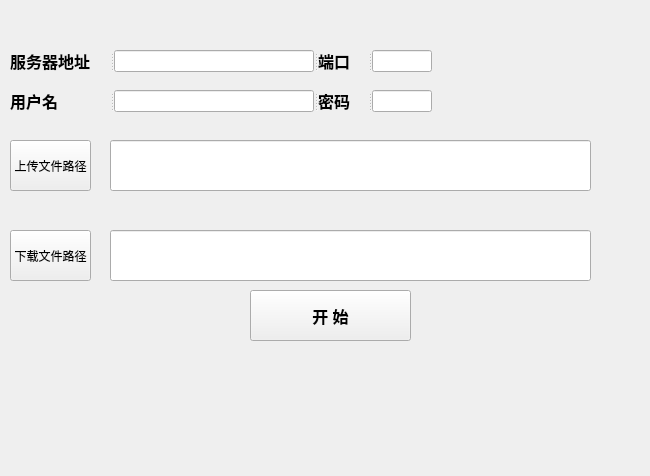
Old version of the form code/ftp/FtpWindow.ui in the repository weilaidb/pyqt5.
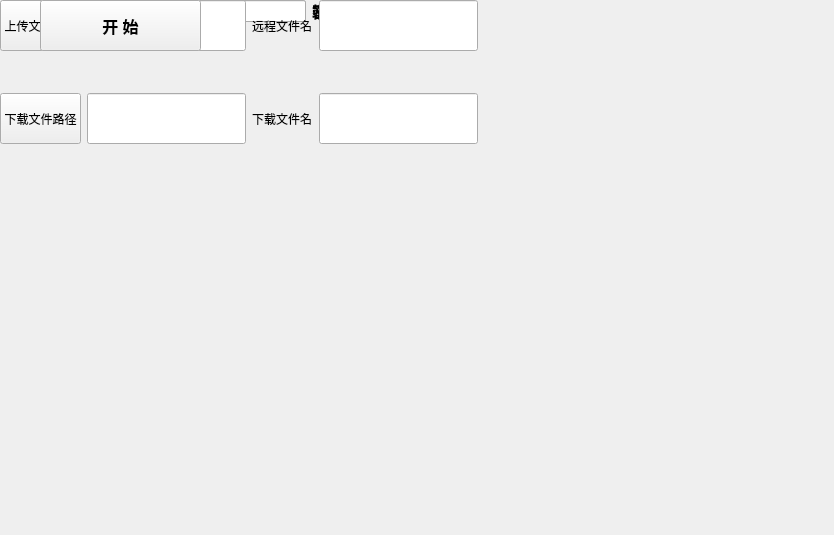
New version of the form.

Commit message: ftp上传数据包

What changed in the file:
```diff
--- a/code/ftp/FtpWindow.ui
+++ b/code/ftp/FtpWindow.ui
@@ -6,25 +6,16 @@
    <rect>
     <x>0</x>
     <y>0</y>
-    <width>650</width>
-    <height>476</height>
+    <width>834</width>
+    <height>535</height>
    </rect>
   </property>
   <property name="windowTitle">
    <string>ftp工具</string>
   </property>
-  <widget class="QSplitter" name="splitter">
-   <property name="geometry">
-    <rect>
-     <x>10</x>
-     <y>50</y>
-     <width>425</width>
-     <height>22</height>
-    </rect>
-   </property>
-   <property name="orientation">
-    <enum>Qt::Horizontal</enum>
-   </property>
+  <widget class="QWidget" name="">
+   <layout class="QHBoxLayout" name="horizontalLayout">
+    <item>
    <widget class="QLabel" name="label">
     <property name="sizePolicy">
      <sizepolicy hsizetype="Fixed" vsizetype="Fixed">
@@ -32,10 +23,16 @@
       <verstretch>0</verstretch>
      </sizepolicy>
     </property>
+      <property name="minimumSize">
+       <size>
+        <width>100</width>
+        <height>22</height>
+       </size>
+      </property>
     <property name="maximumSize">
      <size>
       <width>100</width>
-      <height>16777215</height>
+        <height>22</height>
      </size>
     </property>
     <property name="font">
@@ -53,6 +50,8 @@
      <bool>true</bool>
     </property>
    </widget>
+    </item>
+    <item>
    <widget class="QLineEdit" name="lineEdit_ip">
     <property name="sizePolicy">
      <sizepolicy hsizetype="Fixed" vsizetype="Fixed">
@@ -60,10 +59,16 @@
       <verstretch>0</verstretch>
      </sizepolicy>
     </property>
+      <property name="minimumSize">
+       <size>
+        <width>200</width>
+        <height>22</height>
+       </size>
+      </property>
     <property name="maximumSize">
      <size>
       <width>200</width>
-      <height>16777215</height>
+        <height>22</height>
      </size>
     </property>
     <property name="font">
@@ -75,6 +80,8 @@
      </font>
     </property>
    </widget>
+    </item>
+    <item>
    <widget class="QLabel" name="label_2">
     <property name="sizePolicy">
      <sizepolicy hsizetype="Fixed" vsizetype="Fixed">
@@ -82,10 +89,16 @@
       <verstretch>0</verstretch>
      </sizepolicy>
     </property>
+      <property name="minimumSize">
+       <size>
+        <width>50</width>
+        <height>22</height>
+       </size>
+      </property>
     <property name="maximumSize">
      <size>
       <width>50</width>
-      <height>16777215</height>
+        <height>22</height>
      </size>
     </property>
     <property name="font">
@@ -103,6 +116,8 @@
      <bool>true</bool>
     </property>
    </widget>
+    </item>
+    <item>
    <widget class="QLineEdit" name="lineEdit_port">
     <property name="sizePolicy">
      <sizepolicy hsizetype="Fixed" vsizetype="Fixed">
@@ -110,79 +125,16 @@
       <verstretch>0</verstretch>
      </sizepolicy>
     </property>
-    <property name="maximumSize">
+      <property name="minimumSize">
      <size>
       <width>60</width>
-      <height>16777215</height>
-     </size>
-    </property>
-    <property name="font">
-     <font>
-      <family>Aharoni</family>
-      <pointsize>12</pointsize>
-      <weight>75</weight>
-      <bold>true</bold>
-     </font>
-    </property>
-   </widget>
-  </widget>
-  <widget class="QPushButton" name="pushButton_upfile">
-   <property name="geometry">
-    <rect>
-     <x>10</x>
-     <y>140</y>
-     <width>81</width>
-     <height>51</height>
-    </rect>
-   </property>
-   <property name="sizePolicy">
-    <sizepolicy hsizetype="Preferred" vsizetype="Preferred">
-     <horstretch>0</horstretch>
-     <verstretch>0</verstretch>
-    </sizepolicy>
-   </property>
-   <property name="text">
-    <string>上传文件路径</string>
-   </property>
-  </widget>
-  <widget class="QPushButton" name="pushButton_dowfile">
-   <property name="geometry">
-    <rect>
-     <x>10</x>
-     <y>230</y>
-     <width>81</width>
-     <height>51</height>
-    </rect>
-   </property>
-   <property name="sizePolicy">
-    <sizepolicy hsizetype="Preferred" vsizetype="Preferred">
-     <horstretch>0</horstretch>
-     <verstretch>0</verstretch>
-    </sizepolicy>
-   </property>
-   <property name="text">
-    <string>下载文件路径</string>
-   </property>
-  </widget>
-  <widget class="QLineEdit" name="lineEdit_downfilepath">
-   <property name="geometry">
-    <rect>
-     <x>110</x>
-     <y>230</y>
-     <width>481</width>
-     <height>51</height>
-    </rect>
-   </property>
-   <property name="sizePolicy">
-    <sizepolicy hsizetype="Preferred" vsizetype="Preferred">
-     <horstretch>0</horstretch>
-     <verstretch>0</verstretch>
-    </sizepolicy>
-   </property>
+        <height>22</height>
+       </size>
+      </property>
    <property name="maximumSize">
     <size>
-     <width>16777215</width>
-     <height>16777215</height>
+        <width>60</width>
+        <height>22</height>
     </size>
    </property>
    <property name="font">
@@ -194,88 +146,25 @@
     </font>
    </property>
   </widget>
-  <widget class="QLabel" name="label_result">
-   <property name="geometry">
-    <rect>
-     <x>40</x>
-     <y>360</y>
-     <width>521</width>
-     <height>101</height>
-    </rect>
-   </property>
-   <property name="text">
-    <string/>
-   </property>
-  </widget>
-  <widget class="QLineEdit" name="lineEdit_upfilepath">
-   <property name="geometry">
-    <rect>
-     <x>110</x>
-     <y>140</y>
-     <width>481</width>
-     <height>51</height>
-    </rect>
-   </property>
-   <property name="sizePolicy">
-    <sizepolicy hsizetype="Preferred" vsizetype="Preferred">
-     <horstretch>0</horstretch>
-     <verstretch>0</verstretch>
-    </sizepolicy>
-   </property>
-   <property name="maximumSize">
-    <size>
-     <width>16777215</width>
-     <height>16777215</height>
-    </size>
-   </property>
-   <property name="font">
-    <font>
-     <family>Aharoni</family>
-     <pointsize>12</pointsize>
-     <weight>75</weight>
-     <bold>true</bold>
-    </font>
-   </property>
-  </widget>
-  <widget class="QPushButton" name="pushButton_start">
-   <property name="geometry">
-    <rect>
-     <x>250</x>
-     <y>290</y>
-     <width>161</width>
-     <height>51</height>
-    </rect>
-   </property>
-   <property name="sizePolicy">
-    <sizepolicy hsizetype="Preferred" vsizetype="Preferred">
-     <horstretch>0</horstretch>
-     <verstretch>0</verstretch>
-    </sizepolicy>
-   </property>
-   <property name="font">
-    <font>
-     <family>Aharoni</family>
-     <pointsize>12</pointsize>
-     <weight>75</weight>
-     <bold>true</bold>
-    </font>
-   </property>
-   <property name="text">
-    <string>开 始</string>
-   </property>
-  </widget>
-  <widget class="QSplitter" name="splitter_2">
-   <property name="geometry">
-    <rect>
-     <x>10</x>
-     <y>90</y>
-     <width>425</width>
-     <height>22</height>
-    </rect>
-   </property>
+    </item>
+    <item>
+     <spacer name="horizontalSpacer">
    <property name="orientation">
     <enum>Qt::Horizontal</enum>
    </property>
+      <property name="sizeHint" stdset="0">
+       <size>
+        <width>40</width>
+        <height>20</height>
+       </size>
+      </property>
+     </spacer>
+    </item>
+   </layout>
+  </widget>
+  <widget class="QWidget" name="">
+   <layout class="QHBoxLayout" name="horizontalLayout_2">
+    <item>
    <widget class="QLabel" name="label_3">
     <property name="sizePolicy">
      <sizepolicy hsizetype="Fixed" vsizetype="Fixed">
@@ -283,10 +172,16 @@
       <verstretch>0</verstretch>
      </sizepolicy>
     </property>
+      <property name="minimumSize">
+       <size>
+        <width>100</width>
+        <height>22</height>
+       </size>
+      </property>
     <property name="maximumSize">
      <size>
       <width>100</width>
-      <height>16777215</height>
+        <height>22</height>
      </size>
     </property>
     <property name="font">
@@ -304,6 +199,8 @@
      <bool>true</bool>
     </property>
    </widget>
+    </item>
+    <item>
    <widget class="QLineEdit" name="lineEdit_usr">
     <property name="sizePolicy">
      <sizepolicy hsizetype="Fixed" vsizetype="Fixed">
@@ -311,10 +208,16 @@
       <verstretch>0</verstretch>
      </sizepolicy>
     </property>
+      <property name="minimumSize">
+       <size>
+        <width>200</width>
+        <height>22</height>
+       </size>
+      </property>
     <property name="maximumSize">
      <size>
       <width>200</width>
-      <height>16777215</height>
+        <height>22</height>
      </size>
     </property>
     <property name="font">
@@ -326,6 +229,8 @@
      </font>
     </property>
    </widget>
+    </item>
+    <item>
    <widget class="QLabel" name="label_">
     <property name="sizePolicy">
      <sizepolicy hsizetype="Fixed" vsizetype="Fixed">
@@ -333,10 +238,16 @@
       <verstretch>0</verstretch>
      </sizepolicy>
     </property>
+      <property name="minimumSize">
+       <size>
+        <width>50</width>
+        <height>22</height>
+       </size>
+      </property>
     <property name="maximumSize">
      <size>
       <width>50</width>
-      <height>16777215</height>
+        <height>22</height>
      </size>
     </property>
     <property name="font">
@@ -354,6 +265,8 @@
      <bool>true</bool>
     </property>
    </widget>
+    </item>
+    <item>
    <widget class="QLineEdit" name="lineEdit_pwd">
     <property name="sizePolicy">
      <sizepolicy hsizetype="Fixed" vsizetype="Fixed">
@@ -361,10 +274,16 @@
       <verstretch>0</verstretch>
      </sizepolicy>
     </property>
+      <property name="minimumSize">
+       <size>
+        <width>60</width>
+        <height>22</height>
+       </size>
+      </property>
     <property name="maximumSize">
      <size>
       <width>60</width>
-      <height>16777215</height>
+        <height>22</height>
      </size>
     </property>
     <property name="font">
@@ -376,19 +295,344 @@
      </font>
     </property>
    </widget>
+    </item>
+    <item>
+     <spacer name="horizontalSpacer_2">
+      <property name="orientation">
+       <enum>Qt::Horizontal</enum>
+      </property>
+      <property name="sizeHint" stdset="0">
+       <size>
+        <width>40</width>
+        <height>20</height>
+       </size>
+      </property>
+     </spacer>
+    </item>
+   </layout>
   </widget>
+  <widget class="QWidget" name="">
+   <layout class="QVBoxLayout" name="verticalLayout">
+    <item>
+     <layout class="QHBoxLayout" name="horizontalLayout_3">
+      <item>
+       <widget class="QPushButton" name="pushButton_upfile">
+        <property name="sizePolicy">
+         <sizepolicy hsizetype="Fixed" vsizetype="Fixed">
+          <horstretch>0</horstretch>
+          <verstretch>0</verstretch>
+         </sizepolicy>
+        </property>
+        <property name="minimumSize">
+         <size>
+          <width>81</width>
+          <height>51</height>
+         </size>
+        </property>
+        <property name="maximumSize">
+         <size>
+          <width>81</width>
+          <height>51</height>
+         </size>
+        </property>
+        <property name="text">
+         <string>上传文件路径</string>
+        </property>
+       </widget>
+      </item>
+      <item>
+       <widget class="QLineEdit" name="lineEdit_upfilepath">
+        <property name="sizePolicy">
+         <sizepolicy hsizetype="Preferred" vsizetype="Preferred">
+          <horstretch>0</horstretch>
+          <verstretch>0</verstretch>
+         </sizepolicy>
+        </property>
+        <property name="maximumSize">
+         <size>
+          <width>16777215</width>
+          <height>51</height>
+         </size>
+        </property>
+        <property name="font">
+         <font>
+          <family>Aharoni</family>
+          <pointsize>12</pointsize>
+          <weight>75</weight>
+          <bold>true</bold>
+         </font>
+        </property>
+       </widget>
+      </item>
+      <item>
+       <widget class="QLabel" name="label_5">
+        <property name="sizePolicy">
+         <sizepolicy hsizetype="Fixed" vsizetype="Fixed">
+          <horstretch>0</horstretch>
+          <verstretch>0</verstretch>
+         </sizepolicy>
+        </property>
+        <property name="minimumSize">
+         <size>
+          <width>61</width>
+          <height>31</height>
+         </size>
+        </property>
+        <property name="maximumSize">
+         <size>
+          <width>61</width>
+          <height>31</height>
+         </size>
+        </property>
+        <property name="text">
+         <string>远程文件名</string>
+        </property>
+       </widget>
+      </item>
+      <item>
+       <widget class="QLineEdit" name="lineEdit_uprename">
+        <property name="sizePolicy">
+         <sizepolicy hsizetype="Preferred" vsizetype="Preferred">
+          <horstretch>0</horstretch>
+          <verstretch>0</verstretch>
+         </sizepolicy>
+        </property>
+        <property name="maximumSize">
+         <size>
+          <width>16777215</width>
+          <height>51</height>
+         </size>
+        </property>
+        <property name="font">
+         <font>
+          <family>Aharoni</family>
+          <pointsize>12</pointsize>
+          <weight>75</weight>
+          <bold>true</bold>
+         </font>
+        </property>
+       </widget>
+      </item>
+     </layout>
+    </item>
+    <item>
   <widget class="QLabel" name="label_fileinfo">
-   <property name="geometry">
-    <rect>
-     <x>120</x>
-     <y>205</y>
-     <width>471</width>
-     <height>21</height>
-    </rect>
-   </property>
+      <property name="sizePolicy">
+       <sizepolicy hsizetype="Preferred" vsizetype="Fixed">
+        <horstretch>0</horstretch>
+        <verstretch>0</verstretch>
+       </sizepolicy>
+      </property>
+      <property name="minimumSize">
+       <size>
+        <width>0</width>
+        <height>30</height>
+       </size>
+      </property>
+      <property name="maximumSize">
+       <size>
+        <width>16777215</width>
+        <height>30</height>
+       </size>
+      </property>
    <property name="text">
     <string/>
    </property>
+     </widget>
+    </item>
+    <item>
+     <layout class="QHBoxLayout" name="horizontalLayout_4">
+      <item>
+       <widget class="QPushButton" name="pushButton_dowfile">
+        <property name="sizePolicy">
+         <sizepolicy hsizetype="Fixed" vsizetype="Fixed">
+          <horstretch>0</horstretch>
+          <verstretch>0</verstretch>
+         </sizepolicy>
+        </property>
+        <property name="minimumSize">
+         <size>
+          <width>81</width>
+          <height>51</height>
+         </size>
+        </property>
+        <property name="maximumSize">
+         <size>
+          <width>81</width>
+          <height>51</height>
+         </size>
+        </property>
+        <property name="text">
+         <string>下载文件路径</string>
+        </property>
+       </widget>
+      </item>
+      <item>
+       <widget class="QLineEdit" name="lineEdit_downfilepath">
+        <property name="sizePolicy">
+         <sizepolicy hsizetype="Preferred" vsizetype="Preferred">
+          <horstretch>0</horstretch>
+          <verstretch>0</verstretch>
+         </sizepolicy>
+        </property>
+        <property name="maximumSize">
+         <size>
+          <width>218</width>
+          <height>51</height>
+         </size>
+        </property>
+        <property name="font">
+         <font>
+          <family>Aharoni</family>
+          <pointsize>12</pointsize>
+          <weight>75</weight>
+          <bold>true</bold>
+         </font>
+        </property>
+       </widget>
+      </item>
+      <item>
+       <widget class="QLabel" name="label_6">
+        <property name="sizePolicy">
+         <sizepolicy hsizetype="Fixed" vsizetype="Fixed">
+          <horstretch>0</horstretch>
+          <verstretch>0</verstretch>
+         </sizepolicy>
+        </property>
+        <property name="minimumSize">
+         <size>
+          <width>61</width>
+          <height>31</height>
+         </size>
+        </property>
+        <property name="maximumSize">
+         <size>
+          <width>61</width>
+          <height>31</height>
+         </size>
+        </property>
+        <property name="text">
+         <string>下载文件名</string>
+        </property>
+       </widget>
+      </item>
+      <item>
+       <widget class="QLineEdit" name="lineEdit_dowloadrename">
+        <property name="sizePolicy">
+         <sizepolicy hsizetype="Preferred" vsizetype="Preferred">
+          <horstretch>0</horstretch>
+          <verstretch>0</verstretch>
+         </sizepolicy>
+        </property>
+        <property name="maximumSize">
+         <size>
+          <width>218</width>
+          <height>51</height>
+         </size>
+        </property>
+        <property name="font">
+         <font>
+          <family>Aharoni</family>
+          <pointsize>12</pointsize>
+          <weight>75</weight>
+          <bold>true</bold>
+         </font>
+        </property>
+       </widget>
+      </item>
+     </layout>
+    </item>
+   </layout>
+  </widget>
+  <widget class="QWidget" name="">
+   <layout class="QVBoxLayout" name="verticalLayout_2">
+    <item>
+     <layout class="QHBoxLayout" name="horizontalLayout_5">
+      <item>
+       <spacer name="horizontalSpacer_4">
+        <property name="orientation">
+         <enum>Qt::Horizontal</enum>
+        </property>
+        <property name="sizeHint" stdset="0">
+         <size>
+          <width>40</width>
+          <height>20</height>
+         </size>
+        </property>
+       </spacer>
+      </item>
+      <item>
+       <widget class="QPushButton" name="pushButton_start">
+        <property name="sizePolicy">
+         <sizepolicy hsizetype="Preferred" vsizetype="Preferred">
+          <horstretch>0</horstretch>
+          <verstretch>0</verstretch>
+         </sizepolicy>
+        </property>
+        <property name="minimumSize">
+         <size>
+          <width>161</width>
+          <height>51</height>
+         </size>
+        </property>
+        <property name="maximumSize">
+         <size>
+          <width>161</width>
+          <height>51</height>
+         </size>
+        </property>
+        <property name="font">
+         <font>
+          <family>Aharoni</family>
+          <pointsize>12</pointsize>
+          <weight>75</weight>
+          <bold>true</bold>
+         </font>
+        </property>
+        <property name="text">
+         <string>开 始</string>
+        </property>
+       </widget>
+      </item>
+      <item>
+       <spacer name="horizontalSpacer_3">
+        <property name="orientation">
+         <enum>Qt::Horizontal</enum>
+        </property>
+        <property name="sizeHint" stdset="0">
+         <size>
+          <width>40</width>
+          <height>20</height>
+         </size>
+        </property>
+       </spacer>
+      </item>
+     </layout>
+    </item>
+    <item>
+     <layout class="QHBoxLayout" name="horizontalLayout_6">
+      <item>
+       <widget class="QLabel" name="label_result">
+        <property name="sizePolicy">
+         <sizepolicy hsizetype="Preferred" vsizetype="Fixed">
+          <horstretch>0</horstretch>
+          <verstretch>0</verstretch>
+         </sizepolicy>
+        </property>
+        <property name="minimumSize">
+         <size>
+          <width>0</width>
+          <height>100</height>
+         </size>
+        </property>
+        <property name="text">
+         <string/>
+        </property>
+       </widget>
+      </item>
+     </layout>
+    </item>
+   </layout>
   </widget>
  </widget>
  <tabstops>
```
Left out of the diff: 2 changed lines with no effect on the pictures. Lines whose indentation alone changed are shown as unchanged. The commit also changes 89 other files.
